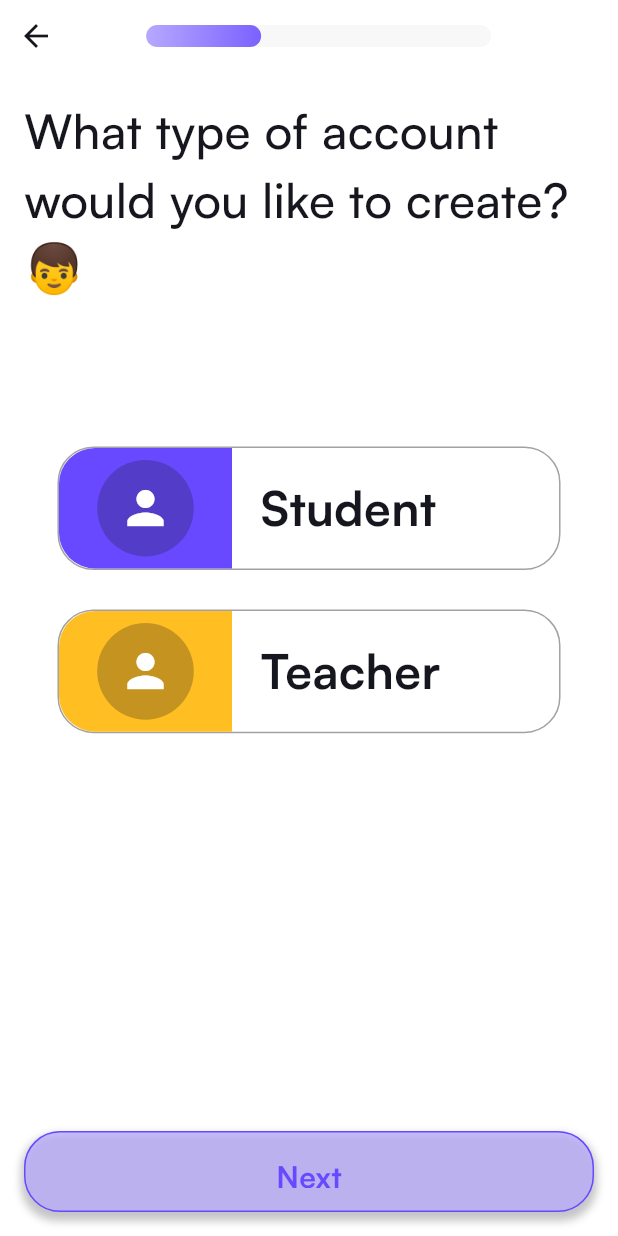
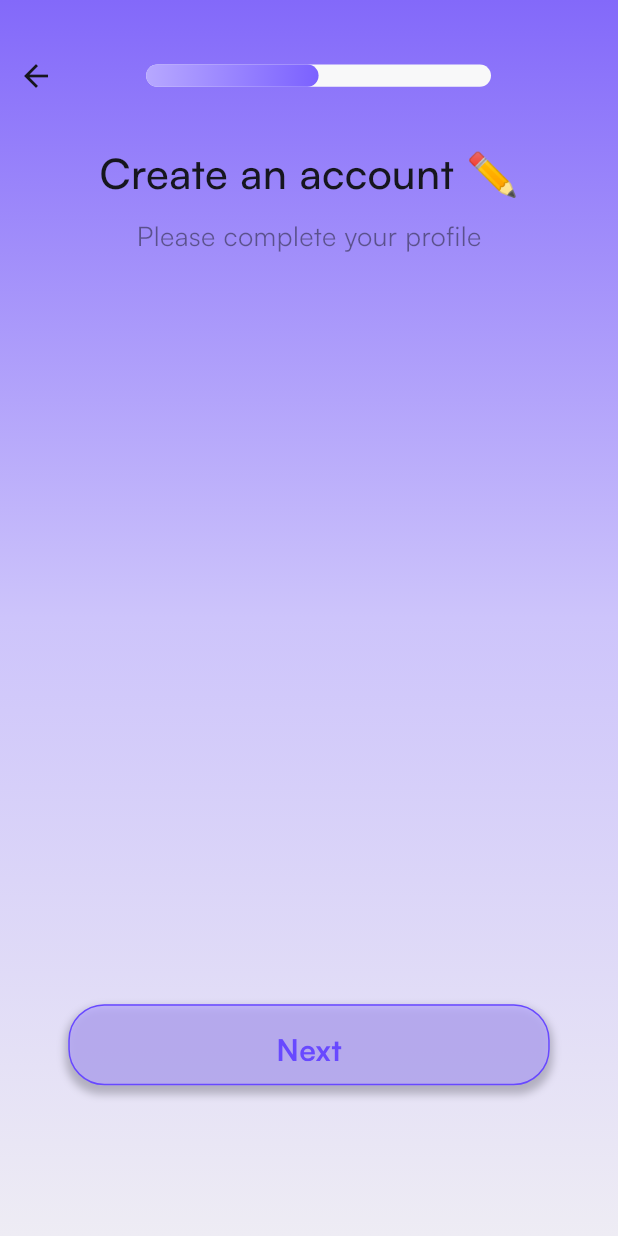
Before and after one commit to ahmedSobhi1122/Quizer, a Flutter app: the screen it shows after launch, on a phone screen of 412 x 824 dp. Run offline on Flutter 3.47's test engine with Material 3 defaults, Android fonts, the phone set to English and light mode, and no system bars; our stand-ins replace easy_localization, shared_preferences, sqflite; accounts and stored records are empty.

Commit message:
UI selected screen

```diff
--- a/lib/config/routes/route_constants.dart
+++ b/lib/config/routes/route_constants.dart
@@ -2,8 +2,8 @@ class Routes {
   Routes._();
 static const String splashScreenRoute = "/";
 static const String onbordingScreenRoute = "/onboarding";
+static const String selectionScreenRoute = "/selection";
 static const String logInScreenRoute = "/login";
+static const String signUpScreenRoute = "/signup";
 static const String passwordScreenRoute = "/password";
-static const String selectionScreenRoute = "/selection";
-static const String signUpScreenRoute = "/signup";
 }
--- a/lib/config/routes/router.dart
+++ b/lib/config/routes/router.dart
@@ -10,10 +10,10 @@ class RouteGenerator {
         return MaterialPageRoute(
           builder: (context) => const SelectionScreen(),
         );
-    //   // case onbordingScreenRoute:
-    //   //   return MaterialPageRoute(
-    //   //     builder: (context) => const OnBoardingScreen(),
-    //   //   );
+      case Routes.signUpScreenRoute:
+        return MaterialPageRoute(
+          builder: (context) => const SignUpScreen(),
+        );
     //   case Routes.logInScreenRoute:
     //     return MaterialPageRoute(
     //       builder: (context) => LoginScreen(),
--- a/lib/config/routes/screen_export.dart
+++ b/lib/config/routes/screen_export.dart
@@ -5,4 +5,5 @@
 export 'package:flutter/material.dart';
 
 export 'package:quizer/features/presentation/pages/selection%20page/selection_screen.dart';
+export 'package:quizer/features/presentation/pages/signup%20page/signup_screen.dart';
 export 'route_constants.dart';
--- a/lib/core/resources/app_colors.dart
+++ b/lib/core/resources/app_colors.dart
@@ -50,8 +50,11 @@ class AppColors {
 // static const Color greyColor10 = Color(0xFFF8F8F9);
 // static const Color greyColor5 = Color(0xFFFBFBFC);
 
+  static const Color purpleColor = Color(0xFF6849FF);
+  static const Color purpleColor50 = Color(0xFF8369FA);
+  static const Color purpleColor30 = Color(0xFFCDC4FB);
+  static const Color purpleColor10 = Color(0xFFEEECF4);
   static const Color lightPurpleColor = Color(0xFFB7A8FF);
-  static const Color purpleColor = Color(0xFF6849FF);
 
 
 
--- a/lib/core/resources/text_styles.dart
+++ b/lib/core/resources/text_styles.dart
@@ -22,11 +22,18 @@ class AppTextStyles {
       );
 
   ///Selection
-  static TextStyle headerTextStyle(BuildContext context) =>
+  static TextStyle headerSignupTextStyle(BuildContext context) =>
       getMediumStyle(
         fontFamily: AppLanguages.getPrimaryFont(context),
         color: AppColors.blackColor,
-        fontSize: FontSize.f32,
+        fontSize: FontSize.f28,
+      );
+
+  static TextStyle subHeaderSignupTextStyle(BuildContext context) =>
+      getRegularStyle(
+        fontFamily: AppLanguages.getPrimaryFont(context),
+        color: AppColors.blackColor.withOpacity(.5),
+        fontSize: FontSize.f18,
       );
 
   static TextStyle selectedBoxTextStyle(BuildContext context) =>
--- a/lib/features/presentation/common/custom_button_with_shadow.dart
+++ b/lib/features/presentation/common/custom_button_with_shadow.dart
@@ -6,14 +6,21 @@ import 'package:quizer/core/resources/text_styles.dart';
 
 class CustomButton extends StatelessWidget {
   const CustomButton({super.key, required this.text});
- final String text;
+
+  final String text;
+
   @override
   Widget build(BuildContext context) {
     return Align(
       alignment: Alignment.bottomCenter,
       child: Padding(
-        padding: const EdgeInsets.all(AppPadding.defaultPadding),
+        padding: EdgeInsets.only(
+            left: AppPadding.defaultPadding,
+            right: AppPadding.defaultPadding,
+            bottom: context.height * 0.122),
         child: Container(
+          width: context.width * 0.779,
+          height: context.height * 0.0655,
           decoration: BoxDecoration(
               borderRadius: BorderRadius.circular(AppBorderRadius.br24),
               boxShadow: [
@@ -31,10 +38,12 @@ class CustomButton extends StatelessWidget {
               ),
               side: const BorderSide(color: AppColors.purpleColor),
               backgroundColor: AppColors.lightPurpleColor.withOpacity(.7),
-              fixedSize: Size(context.width * 0.779, context.height * 0.0655),
             ),
             onPressed: () {},
-            child: Text(text,style: AppTextStyles.customButtonTextStyle(context),),
+            child: Text(
+              text,
+              style: AppTextStyles.customButtonTextStyle(context),
+            ),
           ),
         ),
       ),
--- a/lib/features/presentation/pages/selection page/selection_screen.dart
+++ b/lib/features/presentation/pages/selection page/selection_screen.dart
@@ -12,7 +12,15 @@ class SelectionScreen extends StatelessWidget {
   @override
   Widget build(BuildContext context) {
     return Scaffold(
-        body: SafeArea(
+        body: Container(
+          padding: EdgeInsets.only(top: context.height * .032),
+          decoration: const BoxDecoration(
+            gradient: LinearGradient(colors: [
+              AppColors.purpleColor50,
+              AppColors.purpleColor30,
+              AppColors.purpleColor10,
+            ], begin: Alignment.topCenter, end: Alignment.bottomCenter),
+          ),
           child: Column(children: [
                     Row(
                       children: [
@@ -25,9 +33,10 @@ class SelectionScreen extends StatelessWidget {
                         ),
                       ],
                     ),
+                    SizedBox(height: context.height * .025),
                     Padding(
                       padding: const EdgeInsets.all(AppPadding.defaultPadding),
-          child: Text('''What type of account would you like to create? 👦''',style: AppTextStyles.headerTextStyle(context),),
+                      child: Text('''What type of account would you like to create? 👦''',style: AppTextStyles.headerSignupTextStyle(context),),
                     ),
                     SizedBox(height: context.height * .0966),
                     const SelectedContainer(
--- /dev/null
+++ b/lib/features/presentation/pages/signup page/signup_screen.dart
@@ -0,0 +1,53 @@
+import 'package:flutter/material.dart';
+import 'package:quizer/core/helper/extensions.dart';
+import 'package:quizer/core/resources/app_colors.dart';
+import 'package:quizer/core/resources/text_styles.dart';
+import 'package:quizer/features/presentation/common/custom_button_with_shadow.dart';
+import 'package:quizer/features/presentation/common/custom_progress.dart';
+
+class SignUpScreen extends StatelessWidget {
+  const SignUpScreen({super.key});
+
+  @override
+  Widget build(BuildContext context) {
+    return Scaffold(
+        body: Container(
+          padding: EdgeInsets.only(top: context.height * .032),
+          decoration: const BoxDecoration(
+            gradient: LinearGradient(colors: [
+              AppColors.purpleColor50,
+              AppColors.purpleColor30,
+              AppColors.purpleColor10,
+            ], begin: Alignment.topCenter, end: Alignment.bottomCenter),
+          ),
+          child: Column(
+              children: [
+            Row(
+              children: [
+                const BackButton(),
+                SizedBox(
+                  width: context.width * .12,
+                ),
+                const CustomProgress(
+                  progress: 2,
+                ),
+              ],
+            ),
+            SizedBox(height: context.height * .025),
+            Text(
+              '''Create an account ✏️''',
+              style: AppTextStyles.headerSignupTextStyle(context),
+            ),
+            SizedBox(height: context.height * .01),
+            Text(
+              '''Please complete your profile''',
+              style: AppTextStyles.subHeaderSignupTextStyle(context),
+            ),
+            SizedBox(height: context.height * .0966),
+
+            const Spacer(),
+            const CustomButton(text: "Next"),
+          ]),
+        ));
+  }
+}
--- a/lib/main.dart
+++ b/lib/main.dart
@@ -1,5 +1,7 @@
 import 'package:easy_localization/easy_localization.dart';
 import 'package:flutter/material.dart';
+import 'package:flutter/services.dart';
+import 'package:quizer/core/resources/app_colors.dart';
 import 'package:shared_preferences/shared_preferences.dart';
 
 import 'config/routes/route_constants.dart';
@@ -41,13 +43,20 @@ class MyApp extends StatelessWidget {
 
   @override
   Widget build(BuildContext context) {
+    SystemChrome.setSystemUIOverlayStyle(
+      const SystemUiOverlayStyle(
+        statusBarColor: AppColors.transparentColor, // Set status bar color (transparent in this case)
+        statusBarBrightness: Brightness.light, // Set the status bar brightness (light/dark background)
+        statusBarIconBrightness: Brightness.dark, // Set the status bar icon color (light/dark icons)
+      ),
+    );
     return MaterialApp(
       debugShowCheckedModeBanner: false,
       title: 'Quizer',
       theme: AppTheme.lightTheme(context),
       themeMode: ThemeMode.light,
       onGenerateRoute: router.RouteGenerator.getRoute,
-      initialRoute: Routes.selectionScreenRoute,
+      initialRoute: Routes.signUpScreenRoute,
     );
   }
 }
```
Lines whose indentation alone changed are shown as unchanged.
